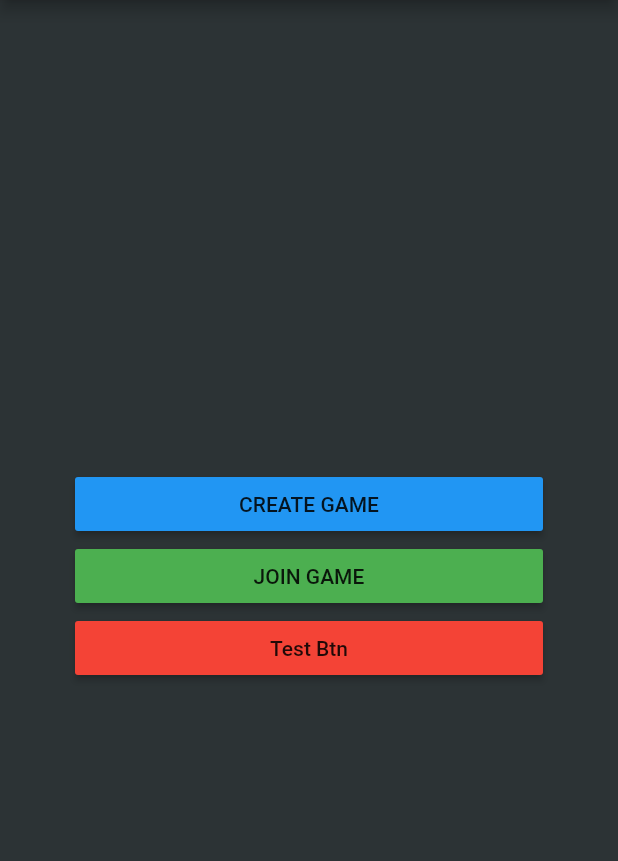
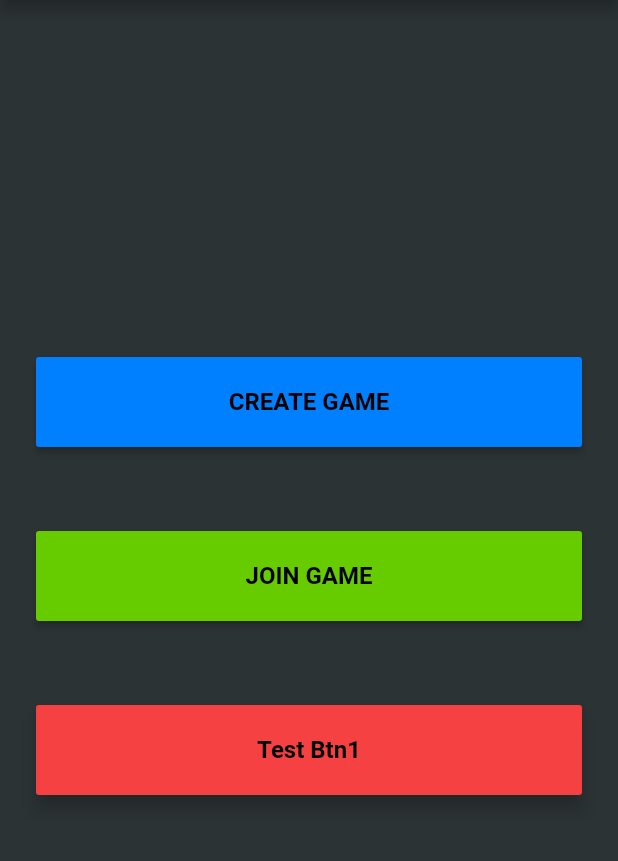
Before and after one commit to prajapac/Coherent-Chaos, a Flutter app: the screen it shows after launch, on a phone screen of 412 x 824 dp, the part 84-945 px from its top. Run offline on Flutter 3.47's test engine with Material 2 defaults, Android fonts, the phone set to English and light mode, and no system bars; Roboto replaces fonts that are missing (Nunito).

Commit message:
Edited the start page

```diff
--- /dev/null
+++ b/mobile/coherent_chaos/lib/Presentations/custom_colors.dart
@@ -0,0 +1,9 @@
+import 'package:flutter/material.dart';
+
+class CustomColors{
+  final barColor = const Color(0xFF4BCFFA);
+  final bodyColor = const Color(0xFF2C3335);
+  final primaryColor = const Color(0xFF0080ff);
+  final secondaryColor = const Color(0xFF66cc00);
+  final tertiaryColor = const Color(0xFFf54141);
+}
--- /dev/null
+++ b/mobile/coherent_chaos/lib/Presentations/game_board.dart
@@ -0,0 +1,25 @@
+import 'package:flutter/material.dart';
+import 'custom_colors.dart';
+
+class Gameboard extends StatefulWidget {
+  static String tag = 'game-board';
+  @override
+  _Gameboard createState() => new _Gameboard();
+}
+
+class _Gameboard extends State<Gameboard> {
+  @override
+  Widget build(BuildContext context) {
+    CustomColors colors = new CustomColors();
+    return Scaffold(
+      backgroundColor: colors.bodyColor,
+      appBar: AppBar(
+        title: Text("Coherent Chaos"),
+        backgroundColor: colors.barColor,
+      ),
+      body: Center(
+        child: Text('Yet to Implement...', style: TextStyle(color: Colors.white),),
+      ),
+    );
+  }
+}
--- /dev/null
+++ b/mobile/coherent_chaos/lib/Presentations/start_page.dart
@@ -0,0 +1,78 @@
+import 'package:flutter/material.dart';
+import 'custom_colors.dart';
+import 'game_board.dart';
+
+class StartPage extends StatefulWidget {
+  static String tag = 'start-page';
+  @override
+  _StartPage createState() => new _StartPage();
+}
+
+class _StartPage extends State<StartPage> {
+  CustomColors colors = new CustomColors();
+  @override
+  Widget build(BuildContext context) {
+    final createGame = Padding(
+      padding: EdgeInsets.symmetric(vertical: 16.0),
+      child: MaterialButton(
+        minWidth: 200.0,
+        height: 60.0,
+        onPressed: () {
+          Navigator.of(context).pushNamed(Gameboard.tag);
+        },
+        color: colors.primaryColor,
+        child: Text('CREATE GAME', style: TextStyle(color: Colors.black, fontSize: 16.0, fontWeight: FontWeight.bold)),
+      ),
+    );
+    final joinGame = Padding(
+      padding: EdgeInsets.symmetric(vertical: 16.0),
+      child: MaterialButton(
+        minWidth: 200.0,
+        height: 60.0,
+        onPressed: () {
+          Navigator.of(context).pushNamed(Gameboard.tag);
+        },
+        color: colors.secondaryColor,
+        child: Text('JOIN GAME', style: TextStyle(color: Colors.black, fontSize: 16.0, fontWeight: FontWeight.bold)),
+      ),
+    );
+    final tstBtn = Padding(
+      padding: EdgeInsets.symmetric(vertical: 16.0),
+      child: MaterialButton(
+        elevation: 5.0,
+        minWidth: 200.0,
+        height: 60.0,
+        onPressed: () {
+          Navigator.of(context).pushNamed(Gameboard.tag);
+        },
+        color: colors.tertiaryColor,
+        child: Text('Test Btn1', style: TextStyle(color: Colors.black, fontSize: 16.0, fontWeight: FontWeight.bold)),
+      ),
+    );
+
+    return Scaffold(
+      backgroundColor: colors.bodyColor,
+      appBar: AppBar(
+        title: Text("Coherent Chaos"),
+        backgroundColor: colors.barColor,
+      ),
+      body: Center(
+        child: ListView(
+          shrinkWrap: true,
+          padding: EdgeInsets.only(left: 24.0, right: 24.0),
+          children: <Widget>[
+            createGame,
+            SizedBox(
+              height: 24.0,
+            ),
+            joinGame,
+            SizedBox(
+              height: 24.0,
+            ),
+            tstBtn,
+          ],
+        ),
+      ),
+    );
+  }
+}
--- a/mobile/coherent_chaos/lib/main.dart
+++ b/mobile/coherent_chaos/lib/main.dart
@@ -1,86 +1,27 @@
 import 'package:flutter/material.dart';
+import 'Presentations/start_page.dart';
+import 'Presentations/game_board.dart';
 
 void main() => runApp(MyApp());
 
 class MyApp extends StatelessWidget {
+
+  final routes = <String, WidgetBuilder> {
+    StartPage.tag: (context) =>StartPage(),
+    Gameboard.tag: (context) =>Gameboard(),
+  };
+
+
   @override
   Widget build(BuildContext context) {
     return MaterialApp(
       title: 'Coherent Chaos',
       theme: ThemeData(
         primarySwatch: Colors.blue,
+        fontFamily: 'Nunito'
       ),
-      home: MyHomePage(title: 'Home Page'),
+      home: StartPage(),
+      routes: routes,
     );
   }
 }
-
-class MyHomePage extends StatefulWidget {
-  MyHomePage({Key key, this.title}) : super(key: key);
-
-  final String title;
-
-  @override
-  _MyHomePageState createState() => _MyHomePageState();
-}
-
-class _MyHomePageState extends State<MyHomePage> {
-  @override
-  Widget build(BuildContext context) {
-    final barColor = const Color(0xFF4BCFFA);
-    final bodyColor = const Color(0xFF2C3335);
-    return MaterialApp(
-      home: Scaffold(
-          backgroundColor: bodyColor,
-          appBar: AppBar(
-            title: Text("Coherent Chaos"),
-            backgroundColor: barColor,
-          ),
-          body: new Center(
-            child: Container(
-              padding: new EdgeInsets.all(50.0),
-
-              child: Column(
-                crossAxisAlignment: CrossAxisAlignment.center,
-                mainAxisAlignment: MainAxisAlignment.center,
-                children: <Widget>[
-                  Row(
-                    children: [
-                      new Expanded(
-                        child: new RaisedButton(
-                          onPressed: () {},
-                          child: Text("CREATE GAME"),
-                          color: Colors.blue,
-                        )
-                      )
-                    ],
-                  ),
-                  Row(
-                    children: [
-                      new Expanded(
-                        child: new RaisedButton(
-                          onPressed: () {},
-                          child: Text("JOIN GAME"),
-                          color: Colors.green,
-                        )
-                      )
-                    ],
-                  ),
-                  Row(
-                    children: [
-                      new Expanded(
-                        child: new RaisedButton(
-                          onPressed: () {},
-                          child: Text("Test Btn"),
-                          color: Colors.red,
-                        )
-                      )
-                    ],
-                  ),
-                ],
-              ),
-            ),
-          )),
-    );
-  }
-}
```
Also changed, not shown: 2 other files.
